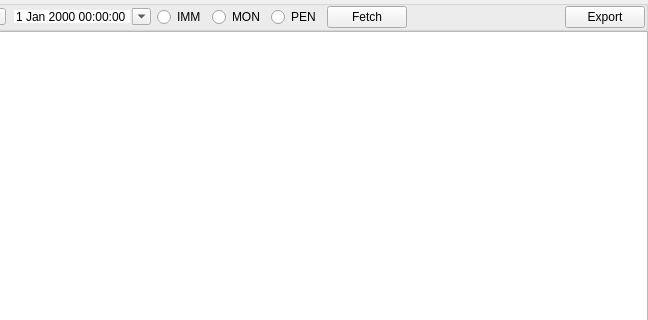
ytxerp/ytx-client, file billing/statement/statemententrywidget.ui: the form before one commit; both pictures show x 136 to 784 and y 0 to 320 of the 784 by 567 pixel window.
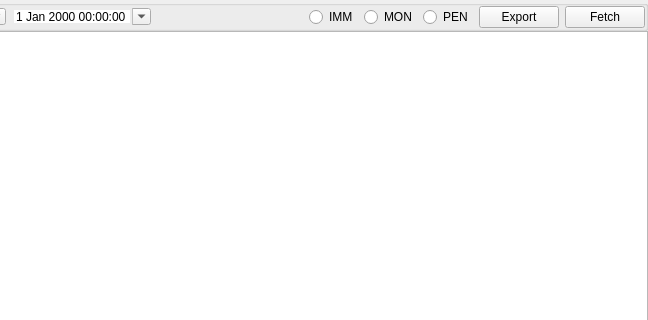
The form after the commit. Custom widgets are drawn as their Qt base class.

```diff
--- a/billing/statement/statemententrywidget.ui
+++ b/billing/statement/statemententrywidget.ui
@@ -76,34 +76,6 @@
         </property>
        </widget>
       </item>
-      <item>
-       <widget class="QRadioButton" name="rBtnIMM">
-        <property name="text">
-         <string>IMM</string>
-        </property>
-       </widget>
-      </item>
-      <item>
-       <widget class="QRadioButton" name="rBtnMON">
-        <property name="text">
-         <string>MON</string>
-        </property>
-       </widget>
-      </item>
-      <item>
-       <widget class="QRadioButton" name="rBtnPEN">
-        <property name="text">
-         <string>PEN</string>
-        </property>
-       </widget>
-      </item>
-      <item>
-       <widget class="QPushButton" name="pBtnFetch">
-        <property name="text">
-         <string>Fetch</string>
-        </property>
-       </widget>
-      </item>
       <item>
        <spacer name="horizontalSpacer_3">
         <property name="orientation">
@@ -117,6 +89,27 @@
         </property>
        </spacer>
       </item>
+      <item>
+       <widget class="QRadioButton" name="rBtnIMM">
+        <property name="text">
+         <string>IMM</string>
+        </property>
+       </widget>
+      </item>
+      <item>
+       <widget class="QRadioButton" name="rBtnMON">
+        <property name="text">
+         <string>MON</string>
+        </property>
+       </widget>
+      </item>
+      <item>
+       <widget class="QRadioButton" name="rBtnPEN">
+        <property name="text">
+         <string>PEN</string>
+        </property>
+       </widget>
+      </item>
       <item>
        <widget class="QPushButton" name="pBtnExport">
         <property name="text">
@@ -124,6 +117,13 @@
         </property>
        </widget>
       </item>
+      <item>
+       <widget class="QPushButton" name="pBtnFetch">
+        <property name="text">
+         <string>Fetch</string>
+        </property>
+       </widget>
+      </item>
      </layout>
     </widget>
    </item>
```
